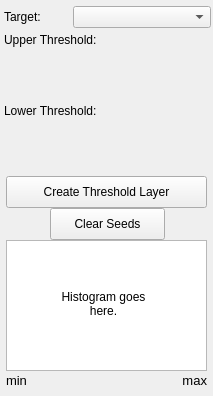
Qt form src/Interface/ToolInterface/ThresholdToolInterface.ui (SCIInstitute/Seg3D) before a commit.
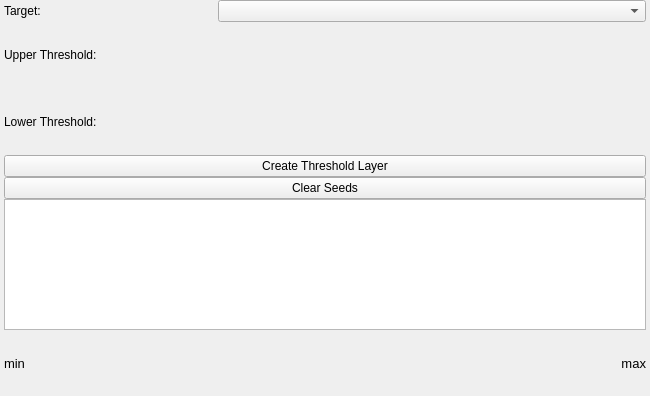
The same form after that commit.

Commit message: updates for all tool widgets, all of them should expand, but dont yet,

```diff
--- a/src/Interface/ToolInterface/ThresholdToolInterface.ui
+++ b/src/Interface/ToolInterface/ThresholdToolInterface.ui
@@ -6,12 +6,12 @@
    <rect>
     <x>0</x>
     <y>0</y>
-    <width>213</width>
+    <width>650</width>
     <height>396</height>
    </rect>
   </property>
   <property name="sizePolicy">
-   <sizepolicy hsizetype="Fixed" vsizetype="Fixed">
+   <sizepolicy hsizetype="Preferred" vsizetype="Fixed">
     <horstretch>0</horstretch>
     <verstretch>0</verstretch>
    </sizepolicy>
@@ -24,7 +24,7 @@
   </property>
   <property name="maximumSize">
    <size>
-    <width>213</width>
+    <width>16777215</width>
     <height>396</height>
    </size>
   </property>
@@ -37,15 +37,23 @@
   <property name="windowTitle">
    <string>Threshold Tool</string>
   </property>
-  <widget class="QWidget" name="layoutWidget_2">
-   <property name="geometry">
-    <rect>
-     <x>4</x>
-     <y>4</y>
-     <width>207</width>
-     <height>26</height>
-    </rect>
+  <layout class="QVBoxLayout" name="verticalLayout_2">
+   <property name="spacing">
+    <number>0</number>
    </property>
+   <property name="leftMargin">
+    <number>4</number>
+   </property>
+   <property name="topMargin">
+    <number>0</number>
+   </property>
+   <property name="rightMargin">
+    <number>4</number>
+   </property>
+   <property name="bottomMargin">
+    <number>0</number>
+   </property>
+   <item>
    <layout class="QHBoxLayout" name="activeHLayout" stretch="1,2">
     <property name="spacing">
      <number>0</number>
@@ -61,59 +69,8 @@
      <widget class="QComboBox" name="activeComboBox"/>
     </item>
    </layout>
-  </widget>
-  <widget class="QWidget" name="layoutWidget_6">
-   <property name="geometry">
-    <rect>
-     <x>4</x>
-     <y>121</y>
-     <width>205</width>
-     <height>51</height>
-    </rect>
-   </property>
-   <layout class="QHBoxLayout" name="lowerHLayout_bottom"/>
-  </widget>
-  <widget class="QWidget" name="layoutWidget_9">
-   <property name="geometry">
-    <rect>
-     <x>4</x>
-     <y>100</y>
-     <width>205</width>
-     <height>22</height>
-    </rect>
-   </property>
-   <layout class="QHBoxLayout" name="lowerHLayout_top">
-    <item>
-     <widget class="QLabel" name="lowerLabel">
-      <property name="text">
-       <string>Lower Threshold:</string>
-      </property>
-     </widget>
     </item>
     <item>
-     <spacer name="lowerHSpacer">
-      <property name="orientation">
-       <enum>Qt::Horizontal</enum>
-      </property>
-      <property name="sizeHint" stdset="0">
-       <size>
-        <width>40</width>
-        <height>20</height>
-       </size>
-      </property>
-     </spacer>
-    </item>
-   </layout>
-  </widget>
-  <widget class="QWidget" name="layoutWidget_8">
-   <property name="geometry">
-    <rect>
-     <x>4</x>
-     <y>29</y>
-     <width>205</width>
-     <height>22</height>
-    </rect>
-   </property>
    <layout class="QHBoxLayout" name="upperHLayout_top">
     <item>
      <widget class="QLabel" name="upperLabel">
@@ -136,82 +93,81 @@
      </spacer>
     </item>
    </layout>
-  </widget>
-  <widget class="QWidget" name="layoutWidget_7">
-   <property name="geometry">
-    <rect>
-     <x>4</x>
-     <y>50</y>
-     <width>205</width>
-     <height>51</height>
-    </rect>
-   </property>
+   </item>
+   <item>
    <layout class="QHBoxLayout" name="upperHLayout_bottom"/>
-  </widget>
+   </item>
+   <item>
+    <layout class="QHBoxLayout" name="lowerHLayout_top">
+     <item>
+      <widget class="QLabel" name="lowerLabel">
+       <property name="text">
+        <string>Lower Threshold:</string>
+       </property>
+      </widget>
+     </item>
+     <item>
+      <spacer name="lowerHSpacer">
+       <property name="orientation">
+        <enum>Qt::Horizontal</enum>
+       </property>
+       <property name="sizeHint" stdset="0">
+        <size>
+         <width>40</width>
+         <height>20</height>
+        </size>
+       </property>
+      </spacer>
+     </item>
+    </layout>
+   </item>
+   <item>
+    <layout class="QHBoxLayout" name="lowerHLayout_bottom"/>
+   </item>
+   <item>
+    <layout class="QVBoxLayout" name="verticalLayout">
+     <property name="spacing">
+      <number>0</number>
+     </property>
+     <item>
   <widget class="QPushButton" name="createThresholdLayerButton">
-   <property name="geometry">
-    <rect>
-     <x>6</x>
-     <y>176</y>
-     <width>201</width>
-     <height>32</height>
-    </rect>
-   </property>
    <property name="text">
     <string>Create Threshold Layer</string>
    </property>
   </widget>
+     </item>
+     <item>
   <widget class="QPushButton" name="clearSeedsButton">
-   <property name="geometry">
-    <rect>
-     <x>50</x>
-     <y>208</y>
-     <width>115</width>
-     <height>32</height>
-    </rect>
-   </property>
    <property name="text">
     <string>Clear Seeds</string>
    </property>
   </widget>
+     </item>
+    </layout>
+   </item>
+   <item>
   <widget class="QGraphicsView" name="histogramView">
-   <property name="geometry">
-    <rect>
-     <x>6</x>
-     <y>240</y>
-     <width>201</width>
+     <property name="sizePolicy">
+      <sizepolicy hsizetype="Expanding" vsizetype="Fixed">
+       <horstretch>0</horstretch>
+       <verstretch>0</verstretch>
+      </sizepolicy>
+     </property>
+     <property name="minimumSize">
+      <size>
+       <width>0</width>
      <height>131</height>
-    </rect>
-   </property>
-  </widget>
-  <widget class="QLabel" name="tempHistogramLabel">
-   <property name="geometry">
-    <rect>
-     <x>48</x>
-     <y>278</y>
-     <width>111</width>
-     <height>51</height>
-    </rect>
-   </property>
-   <property name="text">
-    <string>Histogram goes here.</string>
-   </property>
-   <property name="alignment">
-    <set>Qt::AlignCenter</set>
-   </property>
-   <property name="wordWrap">
-    <bool>true</bool>
-   </property>
-  </widget>
-  <widget class="QWidget" name="layoutWidget">
-   <property name="geometry">
-    <rect>
-     <x>6</x>
-     <y>370</y>
-     <width>201</width>
-     <height>20</height>
-    </rect>
-   </property>
+      </size>
+     </property>
+     <property name="maximumSize">
+      <size>
+       <width>16777215</width>
+       <height>131</height>
+      </size>
+     </property>
+    </widget>
+   </item>
+   <item>
    <layout class="QHBoxLayout" name="minMaxHLayout">
     <item>
      <widget class="QLabel" name="minLabel">
@@ -243,7 +199,8 @@
      </widget>
     </item>
    </layout>
-  </widget>
+   </item>
+  </layout>
  </widget>
  <resources/>
  <connections/>
```
Left out of the diff: 2 changed lines with no effect on the pictures. Lines whose indentation alone changed are shown as unchanged. The commit also changes 36 other files.
